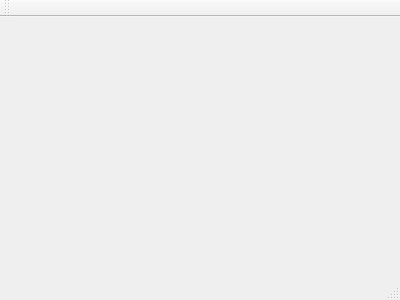
izon1453/ultraterm, file mainwindow.ui: the form before one commit.
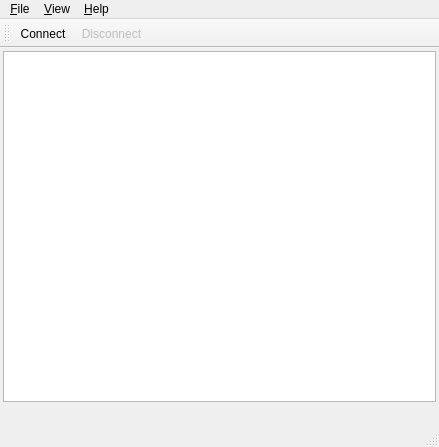
The form after the commit. Icons and pictures are not drawn.

What changed in the file:
```diff
--- a/mainwindow.ui
+++ b/mainwindow.ui
@@ -1,24 +1,180 @@
 <ui version="4.0">
  <class>MainWindow</class>
- <widget class="QMainWindow" name="MainWindow" >
-  <property name="geometry" >
+ <widget class="QMainWindow" name="MainWindow">
+  <property name="geometry">
    <rect>
     <x>0</x>
     <y>0</y>
-    <width>400</width>
-    <height>300</height>
+    <width>439</width>
+    <height>447</height>
    </rect>
   </property>
   <property name="windowTitle" >
    <string>MainWindow</string>
   </property>
-  <widget class="QMenuBar" name="menuBar" />
-  <widget class="QToolBar" name="mainToolBar" />
-  <widget class="QWidget" name="centralWidget" />
-  <widget class="QStatusBar" name="statusBar" />
+  <widget class="QWidget" name="centralWidget">
+   <property name="maximumSize">
+    <size>
+     <width>473</width>
+     <height>357</height>
+    </size>
+   </property>
+   <layout class="QVBoxLayout" name="verticalLayout">
+    <property name="spacing">
+     <number>3</number>
+    </property>
+    <property name="leftMargin">
+     <number>3</number>
+    </property>
+    <property name="topMargin">
+     <number>3</number>
+    </property>
+    <property name="rightMargin">
+     <number>3</number>
+    </property>
+    <property name="bottomMargin">
+     <number>3</number>
+    </property>
+    <item>
+     <widget class="QPlainTextEdit" name="plainTextEdit">
+      <property name="sizePolicy">
+       <sizepolicy hsizetype="Preferred" vsizetype="Preferred">
+        <horstretch>0</horstretch>
+        <verstretch>0</verstretch>
+       </sizepolicy>
+      </property>
+     </widget>
+    </item>
+   </layout>
+  </widget>
+  <widget class="QMenuBar" name="menuBar">
+   <property name="geometry">
+    <rect>
+     <x>0</x>
+     <y>0</y>
+     <width>439</width>
+     <height>26</height>
+    </rect>
+   </property>
+   <widget class="QMenu" name="menuFile">
+    <property name="title">
+     <string>&amp;File</string>
+    </property>
+    <addaction name="actionConnect"/>
+    <addaction name="actionDisconnect"/>
+    <addaction name="separator"/>
+    <addaction name="actionExit"/>
+   </widget>
+   <widget class="QMenu" name="menuView">
+    <property name="title">
+     <string>&amp;View</string>
+    </property>
+    <addaction name="actionClear_output"/>
+    <addaction name="actionAutoscroll"/>
+    <addaction name="separator"/>
+    <addaction name="actionConnect_toolbar"/>
+   </widget>
+   <widget class="QMenu" name="menuHelp">
+    <property name="title">
+     <string>&amp;Help</string>
+    </property>
+    <addaction name="actionAbout"/>
+    <addaction name="actionAbout_Qt"/>
+   </widget>
+   <addaction name="menuFile"/>
+   <addaction name="menuView"/>
+   <addaction name="menuHelp"/>
+  </widget>
+  <widget class="QToolBar" name="connectToolBar">
+   <attribute name="toolBarArea">
+    <enum>TopToolBarArea</enum>
+   </attribute>
+   <attribute name="toolBarBreak">
+    <bool>false</bool>
+   </attribute>
+   <addaction name="actionConnect"/>
+   <addaction name="actionDisconnect"/>
+  </widget>
+  <widget class="QStatusBar" name="statusBar"/>
+  <action name="actionConnect">
+   <property name="icon">
+    <iconset resource="icons.qrc">
+     <normaloff>:/menu/icons/icons8-play-100.png</normaloff>:/menu/icons/icons8-play-100.png</iconset>
+   </property>
+   <property name="text">
+    <string>Connect</string>
+   </property>
+   <property name="shortcut">
+    <string>F2</string>
+   </property>
+   <property name="menuRole">
+    <enum>QAction::TextHeuristicRole</enum>
+   </property>
+  </action>
+  <action name="actionDisconnect">
+   <property name="enabled">
+    <bool>false</bool>
+   </property>
+   <property name="icon">
+    <iconset resource="icons.qrc">
+     <normaloff>:/menu/icons/icons8-stop-100.png</normaloff>:/menu/icons/icons8-stop-100.png</iconset>
+   </property>
+   <property name="text">
+    <string>Disconnect</string>
+   </property>
+   <property name="shortcut">
+    <string>F3</string>
+   </property>
+  </action>
+  <action name="actionExit">
+   <property name="text">
+    <string>Exit</string>
+   </property>
+   <property name="shortcutContext">
+    <enum>Qt::WidgetShortcut</enum>
+   </property>
+   <property name="menuRole">
+    <enum>QAction::QuitRole</enum>
+   </property>
+  </action>
+  <action name="actionClear_output">
+   <property name="text">
+    <string>Clear output</string>
+   </property>
+   <property name="shortcut">
+    <string>Ctrl+L</string>
+   </property>
+  </action>
+  <action name="actionAutoscroll">
+   <property name="text">
+    <string>Autoscroll</string>
+   </property>
+  </action>
+  <action name="actionAbout">
+   <property name="text">
+    <string>About Ultraterm</string>
+   </property>
+  </action>
+  <action name="actionAbout_Qt">
+   <property name="text">
+    <string>About Qt</string>
+   </property>
+  </action>
+  <action name="actionConnect_toolbar">
+   <property name="checkable">
+    <bool>true</bool>
+   </property>
+   <property name="checked">
+    <bool>true</bool>
+   </property>
+   <property name="text">
+    <string>Connect toolbar</string>
+   </property>
+  </action>
  </widget>
- <layoutDefault spacing="6" margin="11" />
- <pixmapfunction></pixmapfunction>
- <resources/>
+ <layoutdefault spacing="6" margin="11"/>
+ <resources>
+  <include location="icons.qrc"/>
+ </resources>
  <connections/>
 </ui>
```
Left out of the diff: 5 changed lines with no effect on the pictures.
